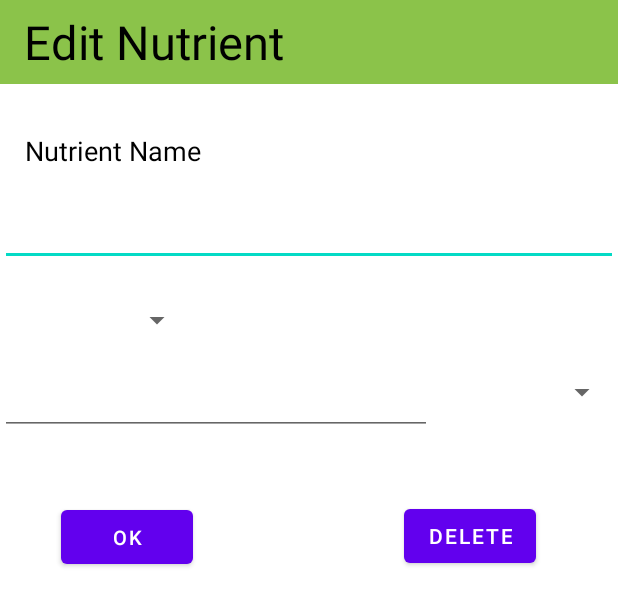
After one commit to yurka43/DietSpy, an Android app: the layout fragment_edit_nutrient.xml on its own in the app's theme, with its tools: preview values and no code run, on a phone screen of 412 x 824 dp. The commit adds this screen. Shown: the top 606 px of the screen. Run offline under Robolectric (Android 15) with nearby library versions, the phone set to English and light mode, and no system bars.

Commit message:
Update 4/15/2021

```diff
--- a/app/src/main/java/com/example/dietspy/Nutrient.java
+++ b/app/src/main/java/com/example/dietspy/Nutrient.java
@@ -3,13 +3,14 @@ package com.example.dietspy;
 public class Nutrient {
 
     private String name;
-    private int target, flag;
+    private int target, flag, unitInt;
     private Unit unit;
 
     public Nutrient(String name, int target, int flag, int units) {
         this.name = name;
         this.target = target;
         this.flag = flag;
+        this.unitInt = units;
         this.unit = Unit.values()[units];
     }
 
@@ -25,6 +26,8 @@ public class Nutrient {
         return flag;
     }
 
+    public int getUnitInt() { return unitInt; }
+
     public String getUnits() {
         switch(unit) {
             case G:
--- a/app/src/main/java/com/example/dietspy/NutrientAdapter.java
+++ b/app/src/main/java/com/example/dietspy/NutrientAdapter.java
@@ -31,6 +31,7 @@ public class NutrientAdapter extends ArrayAdapter<Nutrient> {
 
         row_title.setText(curNutrient.getName());
         progressText.setText("" + "0/" + curNutrient.getTarget() + curNutrient.getUnits());
+        progressBar.setProgress(50, true);
         return row;
     }
 }
--- /dev/null
+++ b/app/src/main/res/layout/fragment_edit_nutrient.xml
@@ -0,0 +1,131 @@
+<?xml version="1.0" encoding="utf-8"?>
+
+<androidx.constraintlayout.widget.ConstraintLayout xmlns:android="http://schemas.android.com/apk/res/android"
+    xmlns:app="http://schemas.android.com/apk/res-auto"
+    xmlns:tools="http://schemas.android.com/tools"
+    android:layout_width="match_parent"
+    android:layout_height="match_parent"
+    tools:context=".AddNutrientFragment">
+
+
+    <Toolbar
+        android:id="@+id/toolbar3"
+        android:layout_width="match_parent"
+        android:layout_height="wrap_content"
+        android:background="#8BC34A"
+        app:layout_constraintEnd_toEndOf="parent"
+        app:layout_constraintHorizontal_bias="1.0"
+        app:layout_constraintStart_toStartOf="parent"
+        app:layout_constraintTop_toTopOf="parent">
+
+        <TextView
+            android:id="@+id/nutrient_edit_name"
+            android:layout_width="wrap_content"
+            android:layout_height="wrap_content"
+            android:text="@string/edit"
+            android:textColor="@color/black"
+            android:textSize="14pt"
+            tools:layout_editor_absoluteX="16dp"
+            tools:layout_editor_absoluteY="8dp" />
+
+    </Toolbar>
+
+    <TextView
+        android:id="@+id/nutrient_edit_fieldTag"
+        android:layout_width="wrap_content"
+        android:layout_height="wrap_content"
+        android:layout_marginStart="16dp"
+        android:layout_marginTop="32dp"
+        android:layout_marginEnd="278dp"
+        android:text="@string/nutrient_name"
+        android:textColor="@color/black"
+        android:textSize="18sp"
+        app:layout_constraintEnd_toEndOf="parent"
+        app:layout_constraintStart_toStartOf="parent"
+        app:layout_constraintTop_toBottomOf="@+id/toolbar3" />
+
+    <EditText
+        android:id="@+id/nutrient_edit_field"
+        android:layout_width="match_parent"
+        android:layout_height="wrap_content"
+        android:layout_marginTop="8dp"
+        android:ems="10"
+        android:singleLine="true"
+        android:textSize="12pt"
+        app:layout_constraintEnd_toEndOf="parent"
+        app:layout_constraintStart_toStartOf="parent"
+        app:layout_constraintTop_toBottomOf="@+id/nutrient_edit_fieldTag" />
+
+
+    <Spinner
+        android:id="@id/limit_edit_target"
+        android:layout_width="120dp"
+        android:layout_height="wrap_content"
+        android:layout_marginStart="16dp"
+        android:layout_marginTop="24dp"
+        android:layout_marginEnd="291dp"
+        app:layout_constraintEnd_toEndOf="parent"
+        app:layout_constraintStart_toStartOf="parent"
+        app:layout_constraintTop_toBottomOf="@+id/nutrient_edit_field">
+    </Spinner>
+
+
+    <LinearLayout
+        android:id="@id/target_field_layout"
+        android:layout_width="match_parent"
+        android:layout_height="wrap_content"
+        android:layout_marginTop="8dp"
+        android:orientation="horizontal"
+        app:layout_constraintEnd_toEndOf="parent"
+        app:layout_constraintHorizontal_bias="1.0"
+        app:layout_constraintStart_toStartOf="parent"
+        app:layout_constraintTop_toBottomOf="@+id/limit_edit_target">
+
+        <EditText
+            android:id="@+id/target_edit_field"
+            android:layout_width="0dp"
+            android:layout_height="wrap_content"
+            android:layout_weight="0.7"
+            android:inputType="numberDecimal"
+            android:singleLine="true"
+            android:textSize="12pt" />
+
+        <Spinner
+            android:id="@+id/edit_units"
+            android:layout_width="0dp"
+            android:layout_height="match_parent"
+            android:layout_weight="0.3"
+            tools:layout_editor_absoluteX="275dp"
+            tools:layout_editor_absoluteY="266dp">
+
+        </Spinner>
+
+    </LinearLayout>
+
+    <Button
+        android:id="@+id/ok_nutrient_button"
+        android:layout_width="wrap_content"
+        android:layout_height="wrap_content"
+        android:layout_marginStart="40dp"
+        android:layout_marginTop="44dp"
+        android:layout_marginEnd="283dp"
+        android:text="@string/ok"
+        android:textSize="6pt"
+        app:layout_constraintEnd_toEndOf="parent"
+        app:layout_constraintStart_toStartOf="parent"
+        app:layout_constraintTop_toBottomOf="@+id/target_field_layout" />
+
+    <Button
+        android:id="@+id/delete_nutrient_button"
+        android:layout_width="wrap_content"
+        android:layout_height="wrap_content"
+        android:layout_marginStart="140dp"
+        android:layout_marginTop="43dp"
+        android:layout_marginEnd="54dp"
+        android:text="@string/del"
+        app:layout_constraintEnd_toEndOf="parent"
+        app:layout_constraintStart_toEndOf="@+id/ok_nutrient_button"
+        app:layout_constraintTop_toBottomOf="@+id/target_field_layout" />
+
+
+</androidx.constraintlayout.widget.ConstraintLayout>
--- a/app/src/main/res/values/strings.xml
+++ b/app/src/main/res/values/strings.xml
@@ -12,6 +12,9 @@
     <string name="target_amount">Target Amount</string>
     <string name="limit_amount">Limit</string>
     <string name="save">Save</string>
+    <string name="ok">Ok</string>
+    <string name="del">Delete</string>
+    <string name="edit">Edit Nutrient</string>
     <string-array name="limits">
         <item>Target</item>
         <item>Limit</item>
@@ -21,4 +24,6 @@
         <item>mg</item>
         <item>mcg</item>
     </string-array>
+    <!-- TODO: Remove or change this placeholder text -->
+    <string name="hello_blank_fragment">Hello blank fragment</string>
 </resources>
```
Also changed, not shown: app/src/main/java/com/example/dietspy/AppDatabase.java (+20 -1 lines), app/src/main/java/com/example/dietspy/EditNutrientFragment.java (added, +104 -0 lines), app/src/main/java/com/example/dietspy/MainFragment.java (+7 -1 lines).
